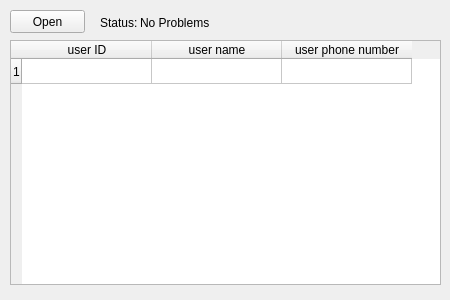
Qt form widget.ui (ais1199/simple_task) before a commit.
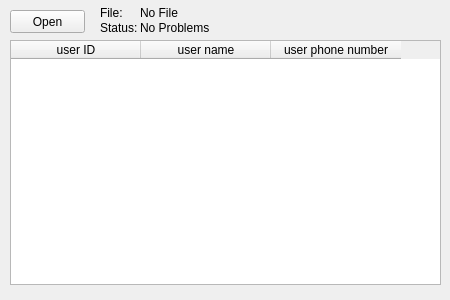
The same form after that commit.

The edit to the form file:
```diff
--- a/widget.ui
+++ b/widget.ui
@@ -51,7 +51,7 @@
     <bool>true</bool>
    </property>
    <property name="rowCount">
-    <number>1</number>
+    <number>0</number>
    </property>
    <attribute name="horizontalHeaderCascadingSectionResizes">
     <bool>false</bool>
@@ -62,7 +62,6 @@
    <attribute name="verticalHeaderDefaultSectionSize">
     <number>25</number>
    </attribute>
-   <row/>
    <column>
     <property name="text">
      <string>user ID</string>
@@ -83,9 +82,9 @@
    <property name="geometry">
     <rect>
      <x>100</x>
-     <y>12</y>
+     <y>20</y>
      <width>47</width>
-     <height>21</height>
+     <height>16</height>
     </rect>
    </property>
    <property name="text">
@@ -96,15 +95,41 @@
    <property name="geometry">
     <rect>
      <x>140</x>
-     <y>13</y>
+     <y>20</y>
      <width>291</width>
-     <height>20</height>
+     <height>16</height>
     </rect>
    </property>
    <property name="text">
     <string>No Problems</string>
    </property>
   </widget>
+  <widget class="QLabel" name="label_2">
+   <property name="geometry">
+    <rect>
+     <x>100</x>
+     <y>3</y>
+     <width>47</width>
+     <height>20</height>
+    </rect>
+   </property>
+   <property name="text">
+    <string>File: </string>
+   </property>
+  </widget>
+  <widget class="QLabel" name="fn">
+   <property name="geometry">
+    <rect>
+     <x>140</x>
+     <y>3</y>
+     <width>301</width>
+     <height>20</height>
+    </rect>
+   </property>
+   <property name="text">
+    <string>No File</string>
+   </property>
+  </widget>
  </widget>
  <layoutdefault spacing="6" margin="11"/>
  <resources/>
```
